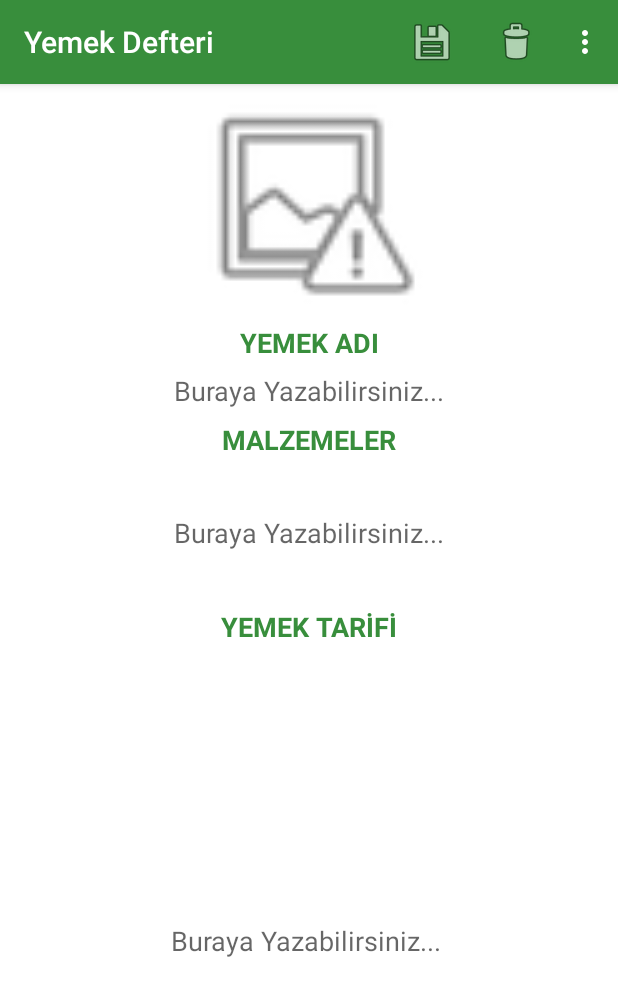
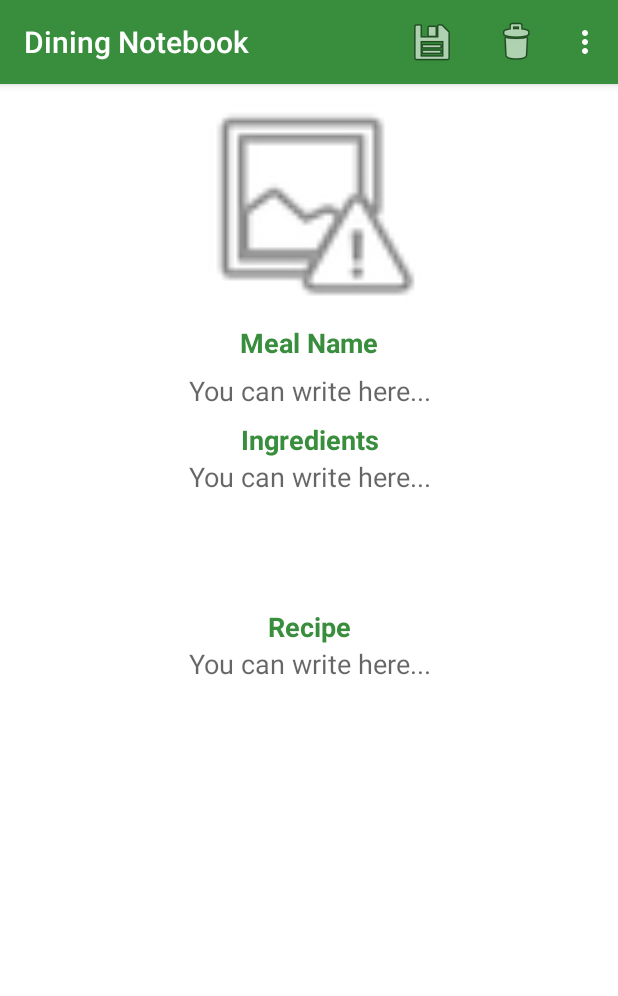
Before and after one commit to turkmenoglubugra/diningNotebook, an Android app: the guncelle screen opened directly, with no data from a screen before it, on a phone screen of 412 x 824 dp. Shown: the top 996 px of the screen. Run offline under Robolectric (Android 15) with nearby library versions, the phone set to English and light mode, and no system bars; our stand-ins replace AdMob; libraries missing offline, so code that uses them is left out: cn.pedant, com.karumi.dexter.

Commit message:
-İngilizce dil desteği eklendi

```diff
--- a/app/build.gradle
+++ b/app/build.gradle
@@ -8,8 +8,8 @@ android {
         applicationId "com.yemekDefteri"
         minSdkVersion 21
         targetSdkVersion 29
-        versionCode 8
-        versionName "1.8"
+        versionCode 9
+        versionName "1.9"
 
         testInstrumentationRunner "androidx.test.runner.AndroidJUnitRunner"
     }
--- a/app/src/main/java/com/yemekDefteri/guncelle.java
+++ b/app/src/main/java/com/yemekDefteri/guncelle.java
@@ -22,6 +22,8 @@ import android.view.View;
 import android.view.ViewGroup;
 import android.widget.EditText;
 import android.widget.ImageView;
+import android.widget.TextView;
+
 import androidx.appcompat.app.AppCompatActivity;
 import androidx.core.app.ShareCompat;
 import androidx.core.content.FileProvider;
@@ -56,6 +58,7 @@ public class guncelle extends AppCompatActivity {
     private InterstitialAd mInterstitialAd;
     private AdView mAdView;
     private File file;
+    private TextView yemekAdiTextView, yemekTarifiTextView, malzemelerTextView;
 
     @Override
     protected void onCreate(Bundle savedInstanceState) {
@@ -125,9 +128,18 @@ public class guncelle extends AppCompatActivity {
             }
         });
 
+        yemekAdiTextView = (TextView) findViewById(R.id.yemekAdiTextView);
+        yemekAdiTextView.setText(this.getResources().getString(R.string.yemekAdi));
+        malzemelerTextView = (TextView) findViewById(R.id.malzemelerTextView);
+        malzemelerTextView.setText(this.getResources().getString(R.string.malzemeler));
+        yemekTarifiTextView = (TextView) findViewById(R.id.yemekTarifiTextView);
+        yemekTarifiTextView.setText(this.getResources().getString(R.string.yemekTarifi));
         yemekAdi = (EditText) findViewById(R.id.yemekAdiText);
+        yemekAdi.setHint(this.getResources().getString(R.string.burayaYaz));
         yemekTarifi = (EditText) findViewById(R.id.yemekTarifiText);
+        yemekTarifi.setHint(this.getResources().getString(R.string.burayaYaz));
         malzemeler = (EditText) findViewById(R.id.malzemelerText);
+        malzemeler.setHint(this.getResources().getString(R.string.burayaYaz));
         yemekResmi = (ImageView) findViewById(R.id.yemekResmiImageView);
         yemekResmi.setOnClickListener(new View.OnClickListener() {
 
@@ -203,6 +215,17 @@ public class guncelle extends AppCompatActivity {
     }
 
     private void checkMermission() {
+        final String yemekAdiBos = this.getResources().getString(R.string.yemekAdiBos);
+        final String malzemelerTextView = this.getResources().getString(R.string.malzemeler);
+        final String yemekTarifiTextView = this.getResources().getString(R.string.yemekTarifi);
+        final String yemekAdiTextView = this.getResources().getString(R.string.yemekAdi);
+        final String pdfOlusturuldu = this.getResources().getString(R.string.pdfOlusturuldu);
+        final String paylasmakIstiyor = this.getResources().getString(R.string.paylasmakIstiyor);
+        final String evettPaylas = this.getResources().getString(R.string.evettPaylas);
+        final String hayir = this.getResources().getString(R.string.hayir);
+        final String evet = this.getResources().getString(R.string.evet);
+        final String hata = this.getResources().getString(R.string.hata);
+        final String error = this.getResources().getString(R.string.error);
         Dexter.withActivity(this)
                 .withPermissions(
                         android.Manifest.permission.READ_EXTERNAL_STORAGE,
@@ -218,7 +241,7 @@ public class guncelle extends AppCompatActivity {
                     if(yemekAdi.getText().toString().trim().equals("")){
                         new SweetAlertDialog(guncelle.this, SweetAlertDialog.ERROR_TYPE)
                                 .setTitleText("Oops...")
-                                .setContentText("Yemek adı boş olamaz!")
+                                .setContentText(yemekAdiBos)
                                 .show();
                         return;
                     }
@@ -230,11 +253,11 @@ public class guncelle extends AppCompatActivity {
                     Paint boldPaint = new Paint();
                     boldPaint.setTypeface(Typeface.create(Typeface.DEFAULT, Typeface.BOLD));
                     int i = 0;
-                    PdfDocument.PageInfo myPageInfo1 = new PdfDocument.PageInfo.Builder(400, 650, 1).create();
+                    PdfDocument.PageInfo myPageInfo1 = new PdfDocument.PageInfo.Builder(400, 700, 1).create();
                     PdfDocument.Page myPage1 = myPdfDocument.startPage(myPageInfo1);
                     Canvas canvas = myPage1.getCanvas();
                     canvas.drawText(yemekAdi.getText().toString().toUpperCase(), 10, 50, boldPaint);
-                    canvas.drawText("MALZEMELER", 10, 100, boldPaint);
+                    canvas.drawText(malzemelerTextView, 10, 100, boldPaint);
                     String text = "";
                     int y=125;
                     for(String ws : malzemeler.getText().toString().split(" ")) {
@@ -251,7 +274,7 @@ public class guncelle extends AppCompatActivity {
                         }
                     }
                     y = y + 25;
-                    canvas.drawText("YEMEK TARİFİ",10, y, boldPaint);
+                    canvas.drawText(yemekTarifiTextView,10, y, boldPaint);
                     y = y + 20;
                     text ="";
                     int t = 0;
@@ -277,9 +300,9 @@ public class guncelle extends AppCompatActivity {
                         myPdfDocument.close();
                         String path = Environment.getExternalStorageDirectory() + "/" + yemekAdi.getText().toString().toUpperCase() + ".pdf";
                         new SweetAlertDialog(guncelle.this, SweetAlertDialog.SUCCESS_TYPE)
-                                .setTitleText("Pdf Oluşturuldu ("+path+")")
-                                .setContentText("Paylaşmak istiyor musunuz?")
-                                .setConfirmText("Evet, paylaş!")
+                                .setTitleText(pdfOlusturuldu+" ("+path+")")
+                                .setContentText(paylasmakIstiyor)
+                                .setConfirmText(evettPaylas)
                                 .setConfirmClickListener(new SweetAlertDialog.OnSweetClickListener() {
                                     @Override
                                     public void onClick(SweetAlertDialog sDialog) {
@@ -301,8 +324,8 @@ public class guncelle extends AppCompatActivity {
                                             }
                                         } catch (Exception e){
                                             sDialog
-                                                    .setTitleText("Hata!")
-                                                    .setContentText("İşlem sırasında hata oluştu!")
+                                                    .setTitleText(hata)
+                                                    .setContentText(error)
                                                     .setConfirmText("OK")
                                                     .setConfirmClickListener(null)
                                                     .changeAlertType(SweetAlertDialog.ERROR_TYPE);
@@ -339,13 +362,17 @@ public class guncelle extends AppCompatActivity {
 
     @Override
     public boolean onOptionsItemSelected(MenuItem item) {
+        final String uyari = this.getResources().getString(R.string.uyari);
+        final String yemekAlan = this.getResources().getString(R.string.yemekAlan);
+        final String hata = this.getResources().getString(R.string.hata);
+        final String error = this.getResources().getString(R.string.error);
 
         switch (item.getItemId()) {
             case R.id.yemekSilAction:
                 new SweetAlertDialog(guncelle.this, SweetAlertDialog.WARNING_TYPE)
-                        .setTitleText("Emin Misiniz?")
-                        .setContentText("Kayıt geri getirilemeyecektir!")
-                        .setConfirmText("Evet, kaydı sil!")
+                        .setTitleText(this.getResources().getString(R.string.emin))
+                        .setContentText(this.getResources().getString(R.string.kayitGeri))
+                        .setConfirmText(this.getResources().getString(R.string.evetSil))
                         .setConfirmClickListener(new SweetAlertDialog.OnSweetClickListener() {
                             @Override
                             public void onClick(SweetAlertDialog sDialog) {
@@ -361,8 +388,8 @@ public class guncelle extends AppCompatActivity {
                                     }
                                 } catch (Exception e){
                                     sDialog
-                                            .setTitleText("Hata!")
-                                            .setContentText("İşlem sırasında hata oluştu!")
+                                            .setTitleText(hata)
+                                            .setContentText(error)
                                             .setConfirmText("OK")
                                             .setConfirmClickListener(null)
                                             .changeAlertType(SweetAlertDialog.ERROR_TYPE);
@@ -374,9 +401,9 @@ public class guncelle extends AppCompatActivity {
                 return true;
             case R.id.yemekKaydetAction:
                 new SweetAlertDialog(guncelle.this, SweetAlertDialog.WARNING_TYPE)
-                        .setTitleText("Emin Misiniz?")
-                        .setContentText("Kayıt güncellenecektir!")
-                        .setConfirmText("Evet, Güncelle!")
+                        .setTitleText(this.getResources().getString(R.string.emin))
+                        .setContentText(this.getResources().getString(R.string.kayitGuncelle))
+                        .setConfirmText(this.getResources().getString(R.string.evetGuncelle))
                         .setConfirmClickListener(new SweetAlertDialog.OnSweetClickListener() {
                             @Override
                             public void onClick(SweetAlertDialog sDialog) {
@@ -392,8 +419,8 @@ public class guncelle extends AppCompatActivity {
                                     }
                                     if(adi.equals("")) {
                                         sDialog
-                                                .setTitleText("Uyarı!")
-                                                .setContentText("Yemek adı alanlanı doldurulmalıdır!")
+                                                .setTitleText(uyari)
+                                                .setContentText(yemekAlan)
                                                 .setConfirmText("OK")
                                                 .setConfirmClickListener(null)
                                                 .changeAlertType(SweetAlertDialog.ERROR_TYPE);
@@ -410,8 +437,8 @@ public class guncelle extends AppCompatActivity {
                                     }
                                 } catch (Exception e) {
                                     sDialog
-                                            .setTitleText("Hata!")
-                                            .setContentText("İşlem sırasında hata oluştu!")
+                                            .setTitleText(hata)
+                                            .setContentText(error)
                                             .setConfirmText("OK")
                                             .setConfirmClickListener(null)
                                             .changeAlertType(SweetAlertDialog.ERROR_TYPE);
@@ -431,16 +458,10 @@ public class guncelle extends AppCompatActivity {
                 }
                 return true;
             case R.id.temizleAction:
-                SweetAlertDialog pDialog = new SweetAlertDialog(guncelle.this, SweetAlertDialog.PROGRESS_TYPE);
-                pDialog.getProgressHelper().setBarColor(Color.parseColor("#A5DC86"));
-                pDialog.setTitleText("Temizleniyor ...");
-                pDialog.setCancelable(true);
-                pDialog.show();
                 yemekAdi.setText("");
                 malzemeler.setText("");
                 yemekTarifi.setText("");
                 yemekResmi.setImageBitmap(null);
-                pDialog.cancel();
                 return true;
             case R.id.action_search_insides:
                 checkMermission();
--- a/app/src/main/res/layout/yemek_guncelle.xml
+++ b/app/src/main/res/layout/yemek_guncelle.xml
@@ -76,11 +76,12 @@
         android:layout_height="100dp"
         android:background="@drawable/textview_border"
         android:hint="Buraya Yazabilirsiniz..."
-        android:maxLength="300"
+        android:maxLength="450"
         android:inputType="textMultiLine"
         android:scrollHorizontally="false"
         android:text=""
-        android:textAlignment="center"
+        android:gravity="center_horizontal"
+        android:textAlignment="gravity"
         app:layout_constraintTop_toBottomOf="@+id/malzemelerTextView"
         app:layout_constraintEnd_toEndOf="parent"
         app:layout_constraintStart_toStartOf="parent"
@@ -105,16 +106,19 @@
         android:layout_width="match_parent"
         android:layout_height="0dp"
         android:background="@drawable/textview_border"
+        android:gravity="center_horizontal"
         android:hint="Buraya Yazabilirsiniz... "
         android:inputType="textMultiLine"
-        android:maxLength="750"
+        android:maxLength="950"
         android:scrollHorizontally="false"
         android:text=""
-        android:textAlignment="center"
-        app:layout_constraintTop_toBottomOf="@+id/yemekTarifiTextView"
+        android:textAlignment="gravity"
+        app:layout_constraintBottom_toTopOf="@+id/linearLayout2"
         app:layout_constraintEnd_toEndOf="parent"
+        app:layout_constraintHorizontal_bias="0.0"
         app:layout_constraintStart_toStartOf="parent"
-        app:layout_constraintBottom_toTopOf="@+id/linearLayout2"/>
+        app:layout_constraintTop_toBottomOf="@+id/yemekTarifiTextView" />
+
     <LinearLayout
         android:id="@+id/linearLayout2"
         android:layout_width="match_parent"
--- a/app/src/main/res/menu/pdfmenu.xml
+++ b/app/src/main/res/menu/pdfmenu.xml
@@ -6,7 +6,7 @@
         android:enabled="true"
         android:icon="@mipmap/pdf_round"
         android:orderInCategory="300"
-        android:title="@android:string/search_go"
+        android:title="@string/pdfOlustur"
         app:showAsAction="ifRoom" />
 
 </menu>
--- a/app/src/main/res/menu/yemekguncelle.xml
+++ b/app/src/main/res/menu/yemekguncelle.xml
@@ -8,37 +8,37 @@
         android:icon="@android:drawable/ic_menu_save"
         android:orderInCategory="300"
         android:title="Kaydet"
-        app:showAsAction="ifRoom" />
+        app:showAsAction="always" />
     <item
         android:id="@+id/yemekSilAction"
         android:enabled="true"
         android:icon="@android:drawable/ic_menu_delete"
         android:orderInCategory="300"
         android:title="Sil"
-        app:showAsAction="ifRoom" />
+        app:showAsAction="always" />
     <item
         android:id="@+id/temizleAction"
         android:enabled="true"
         android:icon="@android:drawable/ic_menu_revert"
         android:orderInCategory="300"
-        android:title="Temizle"
-        app:showAsAction="ifRoom" />
+        android:title="@string/temizle"
+        app:showAsAction="never" />
 
     <item
         android:id="@+id/imageAction"
         android:enabled="true"
         android:icon="@android:drawable/ic_menu_report_image"
         android:orderInCategory="300"
-        android:title="Resim Ekle/Sil"
-        app:showAsAction="ifRoom" />
+        android:title="@string/resimEkleSil"
+        app:showAsAction="never" />
 
     <item
         android:id="@+id/action_search_insides"
         android:enabled="true"
         android:icon="@mipmap/pdf_round"
         android:orderInCategory="300"
-        android:title="Pdf Oluştur"
-        app:showAsAction="ifRoom" />
+        android:title="@string/pdfOlustur"
+        app:showAsAction="never" />
 
 
 
--- a/app/src/main/res/values/strings.xml
+++ b/app/src/main/res/values/strings.xml
@@ -1,3 +1,34 @@
 <resources>
-    <string name="app_name">Yemek Defteri</string>
+    <string name="app_name">Dining Notebook</string>
+    <string name="yemekAdiAra">You can search for a food name</string>
+    <string name="listedenSec">Please select an entry from the list</string>
+    <string name="afiyetOlsun">Enjoy your meal</string>
+    <string name="aramaKutucu">Please fill the search box</string>
+    <string name="yemekAdiBos">Meal name cannot be empty</string>
+    <string name="malzemeler">Ingredients</string>
+    <string name="yemekTarifi">Recipe</string>
+    <string name="pdfOlusturuldu">Pdf created</string>
+    <string name="paylasmakIstiyor">Do you want to share?</string>
+    <string name="evettPaylas">Yes, share!</string>
+    <string name="hayir">No</string>
+    <string name="evet">Yes</string>
+    <string name="hata">Error</string>
+    <string name="error">An error occurred!</string>
+    <string name="temizleniyor">Cleaning up...</string>
+    <string name="emin">Are you sure?</string>
+    <string name="yemekKaydet">The meal will be saved?</string>
+    <string name="evetKaydet">Yes, save!</string>
+    <string name="uyari">Warning</string>
+    <string name="yemekAlan">Meal name field must be filled!</string>
+    <string name="yemekAdi">Meal Name</string>
+    <string name="burayaYaz">You can write here...</string>
+    <string name="ekranIsmi">Dining Notebook</string>
+    <string name="pdfOlustur">Create pdf</string>
+    <string name="temizle">Clean</string>
+    <string name="yemekTavsiyeEt">Recommend Meal</string>
+    <string name="resimEkleSil">Image Add/Remove</string>
+    <string name="kayitGeri">The record cannot be restored </string>
+    <string name="evetSil">Yes, delete the record!</string>
+    <string name="kayitGuncelle">The record will be updated!</string>
+    <string name="evetGuncelle">Yes, update!</string>
 </resources>
```
Also changed, not shown: app/src/main/AndroidManifest.xml (+4 -4 lines), app/src/main/java/com/yemekDefteri/yemekListePage.java (+10 -5 lines), app/src/main/java/com/yemekDefteri/yeniYemekActivity.java (+46 -18 lines), app/src/main/res/layout/yeni_yemek_page.xml (+6 -4 lines), app/src/main/res/menu/yemekekle.xml (+4 -4 lines), app/src/main/res/menu/yemekkaydet.xml (+6 -6 lines), 2 other files.
